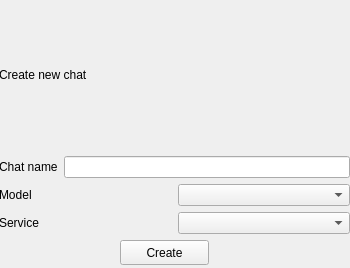
Old version of the form Gems/GenAIFramework/Code/Source/UI/NewChatWidget.ui in the repository RobotecAI/o3de-genai-gems.
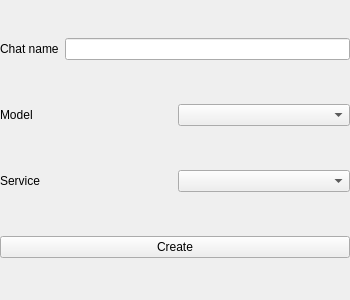
New version of the form.

Commit message: Add full chat creation functionality with picking model/provider

Patch:
```diff
--- a/Gems/GenAIFramework/Code/Source/UI/NewChatWidget.ui
+++ b/Gems/GenAIFramework/Code/Source/UI/NewChatWidget.ui
@@ -7,7 +7,7 @@
     <x>0</x>
     <y>0</y>
     <width>350</width>
-    <height>268</height>
+    <height>300</height>
    </rect>
   </property>
   <property name="windowTitle">
@@ -16,20 +16,13 @@
   <widget class="QWidget" name="verticalLayoutWidget">
    <property name="geometry">
     <rect>
-     <x>-1</x>
-     <y>-1</y>
-     <width>351</width>
-     <height>235</height>
+     <x>0</x>
+     <y>0</y>
+     <width>350</width>
+     <height>300</height>
     </rect>
    </property>
    <layout class="QVBoxLayout" name="verticalLayout">
-    <item>
-     <widget class="QLabel" name="label">
-      <property name="text">
-       <string>Create new chat</string>
-      </property>
-     </widget>
-    </item>
     <item>
      <layout class="QHBoxLayout" name="horizontalChatName">
       <item>
@@ -37,9 +30,6 @@
         <property name="text">
          <string>Chat name</string>
         </property>
-        <property name="margin">
-         <number>15</number>
-        </property>
        </widget>
       </item>
       <item>
@@ -54,9 +44,6 @@
         <property name="text">
          <string>Model</string>
         </property>
-        <property name="margin">
-         <number>15</number>
-        </property>
        </widget>
       </item>
       <item>
@@ -71,9 +58,6 @@
         <property name="text">
          <string>Service</string>
         </property>
-        <property name="margin">
-         <number>15</number>
-        </property>
        </widget>
       </item>
       <item>
@@ -81,9 +65,8 @@
       </item>
      </layout>
     </item>
-   </layout>
-  </widget>
-  <widget class="QPushButton" name="pushButton">
+    <item>
+  <widget class="QPushButton" name="saveButton">
    <property name="geometry">
     <rect>
      <x>120</x>
@@ -95,6 +78,9 @@
    <property name="text">
     <string>Create</string>
    </property>
+  </widget>
+</item>
+   </layout>
   </widget>
  </widget>
  <resources/>
```
The commit also changes 7 other files.
